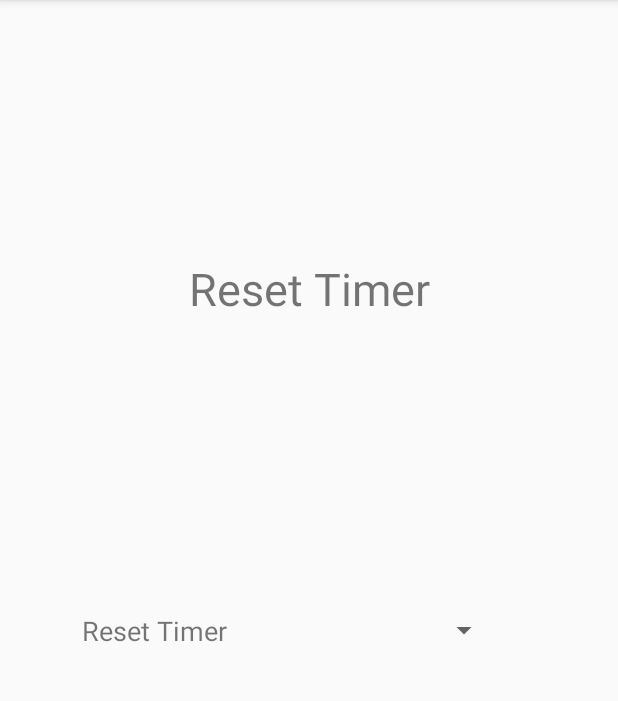
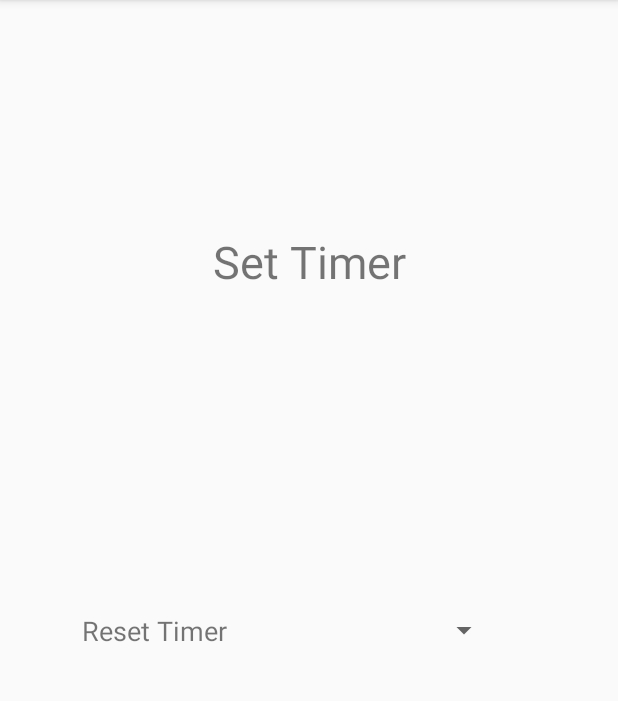
Before and after one commit to jaredmur-phy/PracticalParent, an Android app: the screen it shows after launch (TimerActivity), on a phone screen of 412 x 824 dp, the part 84-785 px from its top. Run offline under Robolectric (Android 15) with nearby library versions, the phone set to English and light mode, and no system bars; 4 statements that could not run were skipped.

Commit message:
add customize timer options
reduce the parameter to create Alarmer and user can type the minutes they want timer to count down (max 99)

```diff
--- a/app/src/main/java/com/example/practicalparent/TimerActivity.java
+++ b/app/src/main/java/com/example/practicalparent/TimerActivity.java
@@ -6,39 +6,46 @@ import android.app.AlarmManager;
 import android.app.PendingIntent;
 import android.content.Context;
 import android.content.Intent;
-import android.media.MediaPlayer;
 import android.os.Bundle;
 import android.os.Handler;
 import android.os.SystemClock;
+import android.text.Editable;
 import android.view.View;
 import android.widget.AdapterView;
 import android.widget.ArrayAdapter;
 import android.widget.Spinner;
 import android.widget.TextView;
-import android.widget.Toast;
 
+import com.example.practicalparent.listener.CustomizeChangedListener;
 import com.example.practicalparent.receiver.TimeoutReceiver;
 import com.example.practicalparent.timer.AlarmTimer;
 import com.example.practicalparent.timer.Alarmer;
 import com.example.practicalparent.timer.TimeInMills;
 import com.example.practicalparent.timer.TimerStatus;
 
-
+/**
+ * Timer page
+ */
 public class TimerActivity extends AppCompatActivity {
 
-    private AlarmManager timerManager = null;
-    private PendingIntent timeoutCallback = null;
-    private AlarmTimer timer = null;
-    private Alarmer alarmer = null;
+    private AlarmManager alarmManager;
+    private PendingIntent timeoutCallback;
+    private AlarmTimer timer;
+    private Alarmer alarmer;
+
     private int[] timerOptions;
-    private int countDownMinutes = 1;
+    private int countDownMinutes;
+    private TextView customizeTimerUnitTextView;
+    private TextView customizeTimerPlainTextView;
 
-    private TimerStatus timerStatus = TimerStatus.SET_TIMER;
 
-    private Handler refreshCallbackHandler = new Handler();
-    private Runnable refreshCallback = null;
+    private TimerStatus timerStatus;
 
-    private TextView customizeTimerTextView;
+    // refresh clock
+    private Handler refreshCallbackHandler;
+    private Runnable refreshCallback;
+
+
 
     @Override
     protected void onCreate(Bundle savedInstanceState) {
@@ -47,17 +54,46 @@ public class TimerActivity extends AppCompatActivity {
         setupTimerOptions();
 
         initAttributes();
-        setPeriodRefresh();
-        bindOnClickListener();
+
+        setupTextChangeListener();
+        setupBtnOnClickListener();
+        setupPeriodRefresh();
     }
 
     private void initAttributes(){
-        customizeTimerTextView = findViewById(R.id.id_customize_timer);
-        timerOptions = getResources().getIntArray(R.array.timer_options_array_value);
-        timerManager = (AlarmManager) getSystemService(Context.ALARM_SERVICE);
+        timerStatus = TimerStatus.SET_TIMER;
+        customizeTimerUnitTextView = findViewById(R.id.id_customize_timer);
+        customizeTimerPlainTextView = findViewById(R.id.id_customize_plain_text);
+
+        alarmManager = (AlarmManager) getSystemService(Context.ALARM_SERVICE);
         timeoutCallback = PendingIntent.getBroadcast(this, TimeoutReceiver.class.hashCode(),
                 TimeoutReceiver.getIntent(this), 0);
-        alarmer = Alarmer.getInstance(this, MediaPlayer.create(this, R.raw.ring));
+        alarmer = Alarmer.getInstance(this);
+        timer = new AlarmTimer(0);
+
+        timerOptions = getResources().getIntArray(R.array.timer_options_array_value);
+        countDownMinutes = timerOptions[0];
+
+        refreshCallbackHandler = new Handler();
+        refreshCallback = new Runnable() {
+            @Override
+            public void run() {
+                showRemainingTimes();
+                refreshCallbackHandler.postDelayed(this, TimeInMills.HALF_SECOND.getValue());
+            }
+        };
+    }
+
+    private void setupTextChangeListener(){
+        customizeTimerPlainTextView.addTextChangedListener(new CustomizeChangedListener() {
+            @Override
+            public void afterTextChanged(Editable s) {
+                String str = s.toString();
+                if(!str.isEmpty()) {
+                    countDownMinutes = Integer.parseInt(str);
+                }
+            }
+        });
     }
 
     private void setupTimerOptions(){
@@ -71,24 +107,23 @@ public class TimerActivity extends AppCompatActivity {
             @Override
             public void onItemSelected(AdapterView<?> parent, View view, int position, long id) {
                 int minutes = timerOptions[position];
+                customizeTimerPlainTextView.setText("");
                 if(minutes > 0){
-                    customizeTimerTextView.setVisibility(View.INVISIBLE);
+                    customizeTimerUnitTextView.setVisibility(View.INVISIBLE);
+                    customizeTimerPlainTextView.setVisibility(View.INVISIBLE);
                     countDownMinutes = minutes;
                 } else {
-                    customizeTimerTextView.setVisibility(View.VISIBLE);
-                    customizeTimerTextView.setText("9 min");
-                    countDownMinutes = 9;
-                    Toast.makeText(TimerActivity.this, "-1", Toast.LENGTH_SHORT).show();
+                    customizeTimerUnitTextView.setVisibility(View.VISIBLE);
+                    customizeTimerPlainTextView.setVisibility(View.VISIBLE);
                 }
             }
-
             @Override
             public void onNothingSelected(AdapterView<?> parent) {
             }
         });
     }
 
-    private void bindOnClickListener(){
+    private void setupBtnOnClickListener(){
         TextView setTimerBtn = findViewById(R.id.id_set_timer);
         TextView resetBtn = findViewById(R.id.id_reset_btn);
 
@@ -114,42 +149,32 @@ public class TimerActivity extends AppCompatActivity {
 
         });
 
-        resetBtn.setOnClickListener((View v)->{
-            resetTimer();
-        });
+        resetBtn.setOnClickListener((View v)-> resetTimer());
 
     }
 
     private void showRemainingTimes(){
-        TextView view = findViewById(R.id.id_set_timer);
-        if( timer != null && !timer.isTimeout() ){
-            view.setText(getShowTime() + "\n" + timerStatus.getMsg(this));
-        } else if(timerStatus == TimerStatus.SET_TIMER){
-            view.setText(timerStatus.getMsg(this));
+        TextView timerView = findViewById(R.id.id_set_timer);
+        if( !timer.isTimeout() ){
+            timerView.setText(getShowTime() + "\n" + timerStatus.getMsg(this));
+        } else if( timerStatus == TimerStatus.SET_TIMER ){
+            timerView.setText(timerStatus.getMsg(this));
         } else { // time out
             timerStatus = TimerStatus.TIMEOUT;
-            view.setText(timerStatus.getMsg(this));
+            timerView.setText(timerStatus.getMsg(this));
         }
     }
 
     private void setTimer(int minutes){
         long triggerTime = getTriggerTime(minutes);
-        timerManager.set(AlarmManager.ELAPSED_REALTIME_WAKEUP, triggerTime, timeoutCallback);
-        timer = new AlarmTimer(minutes * TimeInMills.MINUTE.getValue());
+        alarmManager.set(AlarmManager.ELAPSED_REALTIME_WAKEUP, triggerTime, timeoutCallback);
+        timer.reset(minutes * TimeInMills.MINUTE.getValue());
     }
-
 
     /**
      * every half second it will refresh the clock
      */
-    private void setPeriodRefresh(){
-        refreshCallback = new Runnable() {
-            @Override
-            public void run() {
-                showRemainingTimes();
-                refreshCallbackHandler.postDelayed(this, TimeInMills.HALF_SECOND.getValue());
-            }
-        };
+    private void setupPeriodRefresh(){
         refreshCallbackHandler.post(refreshCallback);
     }
 
@@ -160,7 +185,7 @@ public class TimerActivity extends AppCompatActivity {
     private void pauseTimer(){
         if(!timer.isPaused()) {
             timer.pause();
-            timerManager.cancel(timeoutCallback);
+            alarmManager.cancel(timeoutCallback);
         }
     }
 
@@ -169,19 +194,15 @@ public class TimerActivity extends AppCompatActivity {
             return;
         }
         timer.resume();
-        timerManager.set(AlarmManager.ELAPSED_REALTIME_WAKEUP, timer.getEndTime(), timeoutCallback);
+        alarmManager.set(AlarmManager.ELAPSED_REALTIME_WAKEUP, timer.getEndTime(), timeoutCallback);
     }
 
     private void resetTimer(){
-        timerStatus = TimerStatus.PAUSE;
-        if(timer == null){
-            setTimer(countDownMinutes);
-            return;
-        }
         alarmer.stop();
         pauseTimer();
+        timerStatus = TimerStatus.PAUSE;
         timer.reset(countDownMinutes * TimeInMills.MINUTE.getValue());
-        timerManager.set(AlarmManager.ELAPSED_REALTIME_WAKEUP, timer.getEndTime(), timeoutCallback);
+        alarmManager.set(AlarmManager.ELAPSED_REALTIME_WAKEUP, timer.getEndTime(), timeoutCallback);
     }
 
     private long getTriggerTime(int minutes){
--- /dev/null
+++ b/app/src/main/java/com/example/practicalparent/listener/CustomizeChangedListener.java
@@ -0,0 +1,17 @@
+package com.example.practicalparent.listener;
+
+import android.text.Editable;
+import android.text.TextWatcher;
+
+/**
+ * filter beforeTextChanged and onTextChanged
+ */
+public abstract class CustomizeChangedListener implements TextWatcher {
+    @Override
+    public void beforeTextChanged(CharSequence s, int start, int count, int after) {
+    }
+
+    @Override
+    public void onTextChanged(CharSequence s, int start, int before, int count) {
+    }
+}
--- a/app/src/main/java/com/example/practicalparent/receiver/TimeoutReceiver.java
+++ b/app/src/main/java/com/example/practicalparent/receiver/TimeoutReceiver.java
@@ -7,7 +7,9 @@ import android.content.Intent;
 
 import com.example.practicalparent.timer.Alarmer;
 
-
+/**
+ * receive the broadcast when time out and do the alarming
+ */
 public class TimeoutReceiver extends BroadcastReceiver {
 
     private static final String TIMEOUT_ACTION = "TIMEOUT_ACTION";
@@ -16,7 +18,7 @@ public class TimeoutReceiver extends BroadcastReceiver {
     public void onReceive(Context context, Intent intent) {
         String action = intent.getAction();
         if(TIMEOUT_ACTION.equals(action)) {
-            Alarmer.getInstance().alarm();
+            Alarmer.getInstance(context).alarm();
         }
     }
 
--- a/app/src/main/java/com/example/practicalparent/timer/AlarmTimer.java
+++ b/app/src/main/java/com/example/practicalparent/timer/AlarmTimer.java
@@ -2,6 +2,10 @@ package com.example.practicalparent.timer;
 
 import android.os.SystemClock;
 
+/**
+ * Help to calculate the timer information
+ * also can pause, reset, resume the timer
+ */
 public class AlarmTimer {
 
     private long startTime;
--- a/app/src/main/java/com/example/practicalparent/timer/Alarmer.java
+++ b/app/src/main/java/com/example/practicalparent/timer/Alarmer.java
@@ -10,29 +10,36 @@ import android.os.Vibrator;
 
 import androidx.annotation.RequiresApi;
 
+import com.example.practicalparent.R;
+
 import java.sql.Time;
 
 /**
  * Singleton class
+ * this class do the alarming or stop alarming
  */
 public class Alarmer{
 
+    private static Alarmer alarmer;
+
     private Vibrator vibrator;
-    private static Alarmer alarmer;
-    private Handler handler = new Handler();
-    private boolean isAlarming = false;
+    private Handler vibrateHandler;
+    private boolean isAlarming;
     private MediaPlayer player;
-    private Runnable callback;
+    private Runnable vibrateCallback;
 
-    private Alarmer(Context c, MediaPlayer player){
-        vibrator = (Vibrator) c.getSystemService(Service.VIBRATOR_SERVICE);
-        this.player = player;
+    private Alarmer(Context c){
+        this.vibrator = (Vibrator) c.getSystemService(Service.VIBRATOR_SERVICE);
+        this.player = MediaPlayer.create(c, R.raw.ring);
+        this.vibrateHandler = new Handler();
+        this.isAlarming = false;
+
         player.setOnCompletionListener(mp -> {
             if(isAlarming){
                 player.start();
             }
         });
-        callback = new Runnable(){
+        vibrateCallback = new Runnable(){
             @RequiresApi(api = Build.VERSION_CODES.LOLLIPOP)
             @Override
             public void run() {
@@ -40,7 +47,7 @@ public class Alarmer{
                         .setUsage(AudioAttributes.USAGE_ALARM)
                         .build();
                 vibrator.vibrate(TimeInMills.HALF_SECOND.getValue(), attributes);
-                handler.postDelayed(this, TimeInMills.SECOND.getValue());
+                vibrateHandler.postDelayed(this, TimeInMills.SECOND.getValue());
             }
         };
     }
@@ -49,7 +56,7 @@ public class Alarmer{
         if(!isAlarming){
             isAlarming = true;
             player.start();
-            handler.post(callback);
+            vibrateHandler.post(vibrateCallback);
         }
     }
 
@@ -58,21 +65,15 @@ public class Alarmer{
             isAlarming = false;
             player.seekTo(0);
             player.pause();
-            handler.removeCallbacks(callback);
+            vibrateHandler.removeCallbacks(vibrateCallback);
         }
     }
 
-    public static Alarmer getInstance(Context c, MediaPlayer player){
+    public static Alarmer getInstance(Context c){
         if(alarmer == null){
-            alarmer = new Alarmer(c.getApplicationContext(), player);
+            alarmer = new Alarmer(c.getApplicationContext());
         }
         return alarmer;
     }
 
-    public static Alarmer getInstance(){
-        if(alarmer == null){
-            throw new IllegalArgumentException("should call getInstance(Context, MediaPlayer) first");
-        }
-        return alarmer;
-    }
 }
--- a/app/src/main/java/com/example/practicalparent/timer/TimeInMills.java
+++ b/app/src/main/java/com/example/practicalparent/timer/TimeInMills.java
@@ -1,5 +1,8 @@
 package com.example.practicalparent.timer;
 
+/**
+ * conversion to microsecond
+ */
 public enum TimeInMills {
 
     HALF_SECOND(500),
--- a/app/src/main/java/com/example/practicalparent/timer/TimerStatus.java
+++ b/app/src/main/java/com/example/practicalparent/timer/TimerStatus.java
@@ -5,9 +5,12 @@ import android.content.Context;
 
 import com.example.practicalparent.R;
 
+/**
+ * Save the the different status that Timer might have
+ */
 public enum TimerStatus {
 
-    SET_TIMER(R.string.reset_timer),
+    SET_TIMER(R.string.set_timer),
     PAUSE(R.string.pause_timer),
     RESUME(R.string.resume_timer),
     TIMEOUT(R.string.time_out);
--- a/app/src/main/res/layout/activity_timer.xml
+++ b/app/src/main/res/layout/activity_timer.xml
@@ -56,11 +56,42 @@
         android:id="@+id/id_customize_timer"
         android:layout_width="wrap_content"
         android:layout_height="wrap_content"
-        android:layout_marginTop="8dp"
-        android:text="@string/example_1_min_hold_place"
+        android:layout_marginStart="12dp"
+        android:layout_marginLeft="12dp"
+        android:text="@string/minutes"
+        android:textSize="24sp"
         android:visibility="invisible"
-        app:layout_constraintEnd_toEndOf="@+id/id_timer_options"
-        app:layout_constraintStart_toStartOf="@+id/id_timer_options"
-        app:layout_constraintTop_toBottomOf="@+id/id_timer_options" />
+        app:layout_constraintBottom_toBottomOf="@+id/id_customize_plain_text"
+        app:layout_constraintStart_toEndOf="@+id/id_customize_plain_text"
+        app:layout_constraintTop_toTopOf="@+id/id_customize_plain_text"
+        app:layout_constraintVertical_bias="1.0" />
+
+    <EditText
+        android:id="@+id/id_customize_plain_text"
+        android:layout_width="132dp"
+        android:layout_height="wrap_content"
+        android:ems="10"
+        android:inputType="number"
+        android:visibility="invisible"
+        android:maxLength="2"
+        app:layout_constraintBottom_toBottomOf="parent"
+        app:layout_constraintEnd_toStartOf="@+id/guideline4"
+        app:layout_constraintHorizontal_bias="0.0"
+        app:layout_constraintStart_toStartOf="@+id/guideline3"
+        app:layout_constraintTop_toTopOf="@+id/guideline" />
+
+    <androidx.constraintlayout.widget.Guideline
+        android:id="@+id/guideline3"
+        android:layout_width="wrap_content"
+        android:layout_height="wrap_content"
+        android:orientation="vertical"
+        app:layout_constraintGuide_percent="0.34" />
+
+    <androidx.constraintlayout.widget.Guideline
+        android:id="@+id/guideline4"
+        android:layout_width="wrap_content"
+        android:layout_height="wrap_content"
+        android:orientation="vertical"
+        app:layout_constraintGuide_percent="0.66" />
 
 </androidx.constraintlayout.widget.ConstraintLayout>
--- a/app/src/main/res/values/strings.xml
+++ b/app/src/main/res/values/strings.xml
@@ -1,9 +1,10 @@
 <resources>
     <string name="app_name">PracticalParent</string>
+
     <string name="reset_timer">Reset Timer</string>
-    <string name="example_1_min_hold_place">1 min</string>
+    <string name="minutes"> minutes</string>
     <string name="set_timer">Set Timer\n</string>
     <string name="pause_timer">Pause</string>
     <string name="resume_timer">Resume</string>
-    <string name="time_out">Time out</string>
+    <string name="time_out">Time out\n Stop It!</string>
 </resources>
```
